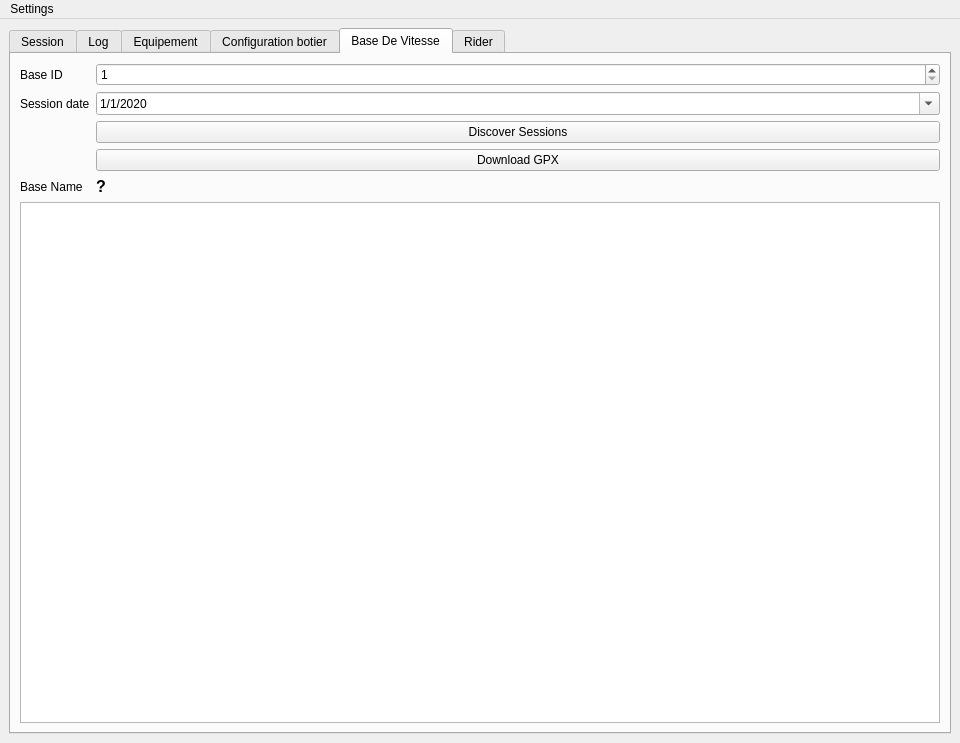
Above: seafoil-log-analyzer/ui/main_window.ui from ThomasLeMezo/seafoil-tools before the change. Below: the same form after it.
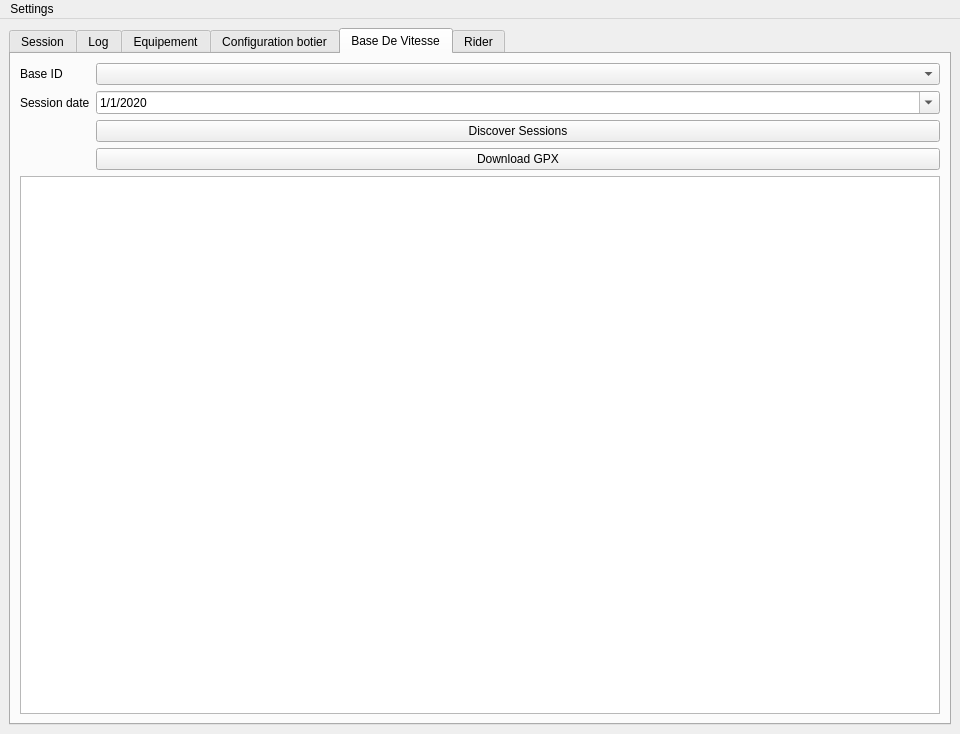
That is the form after the change. The open tabs and pages were chosen to show the change.

```diff
--- a/seafoil-log-analyzer/ui/main_window.ui
+++ b/seafoil-log-analyzer/ui/main_window.ui
@@ -7,7 +7,7 @@
     <x>0</x>
     <y>0</y>
     <width>960</width>
-    <height>743</height>
+    <height>734</height>
    </rect>
   </property>
   <property name="windowTitle">
@@ -468,55 +468,24 @@
         <string>Base De Vitesse</string>
        </attribute>
        <layout class="QFormLayout" name="formLayout_2">
-        <item row="2" column="1">
-         <widget class="QPushButton" name="pushButton_bdv_refresh">
+        <item row="0" column="0">
+         <widget class="QLabel" name="label_11">
           <property name="text">
-           <string>Discover Sessions</string>
-          </property>
-         </widget>
-        </item>
-        <item row="5" column="0" colspan="2">
-         <widget class="QTableWidget" name="tableWidget_bdv">
-          <property name="editTriggers">
-           <set>QAbstractItemView::NoEditTriggers</set>
-          </property>
-          <property name="selectionBehavior">
-           <enum>QAbstractItemView::SelectRows</enum>
-          </property>
-          <property name="showGrid">
-           <bool>false</bool>
-          </property>
-          <property name="rowCount">
-           <number>1</number>
-          </property>
-          <property name="columnCount">
-           <number>5</number>
-          </property>
-          <attribute name="horizontalHeaderVisible">
-           <bool>false</bool>
-          </attribute>
-          <attribute name="verticalHeaderVisible">
-           <bool>false</bool>
-          </attribute>
-          <row/>
-          <column/>
-          <column/>
-          <column/>
-          <column/>
-          <column/>
-         </widget>
-        </item>
-        <item row="3" column="1">
-         <widget class="QPushButton" name="pushButton_download_gpx">
-          <property name="text">
-           <string>Download GPX</string>
+           <string>Base ID</string>
           </property>
          </widget>
         </item>
         <item row="0" column="1">
-         <widget class="QSpinBox" name="spinBox_bdv_base_id">
-          <property name="minimum">
-           <number>1</number>
+         <widget class="QComboBox" name="comboBox_bdv_base_id">
+          <property name="currentText">
+           <string/>
+          </property>
+         </widget>
+        </item>
+        <item row="1" column="0">
+         <widget class="QLabel" name="label_12">
+          <property name="text">
+           <string>Session date</string>
           </property>
          </widget>
         </item>
@@ -540,39 +509,49 @@
           </property>
          </widget>
         </item>
-        <item row="0" column="0">
-         <widget class="QLabel" name="label_11">
+        <item row="2" column="1">
+         <widget class="QPushButton" name="pushButton_bdv_refresh">
           <property name="text">
-           <string>Base ID</string>
+           <string>Discover Sessions</string>
           </property>
          </widget>
         </item>
-        <item row="1" column="0">
-         <widget class="QLabel" name="label_12">
+        <item row="3" column="1">
+         <widget class="QPushButton" name="pushButton_download_gpx">
           <property name="text">
-           <string>Session date</string>
+           <string>Download GPX</string>
           </property>
          </widget>
         </item>
-        <item row="4" column="1">
-         <widget class="QLabel" name="label_13_bdv_name">
-          <property name="font">
-           <font>
-            <pointsize>12</pointsize>
-            <weight>75</weight>
-            <bold>true</bold>
-           </font>
+        <item row="4" column="0" colspan="2">
+         <widget class="QTableWidget" name="tableWidget_bdv">
+          <property name="editTriggers">
+           <set>QAbstractItemView::NoEditTriggers</set>
           </property>
-          <property name="text">
-           <string>?</string>
+          <property name="selectionBehavior">
+           <enum>QAbstractItemView::SelectRows</enum>
           </property>
-         </widget>
-        </item>
-        <item row="4" column="0">
-         <widget class="QLabel" name="label_14">
-          <property name="text">
-           <string>Base Name</string>
+          <property name="showGrid">
+           <bool>false</bool>
           </property>
+          <property name="rowCount">
+           <number>1</number>
+          </property>
+          <property name="columnCount">
+           <number>5</number>
+          </property>
+          <attribute name="horizontalHeaderVisible">
+           <bool>false</bool>
+          </attribute>
+          <attribute name="verticalHeaderVisible">
+           <bool>false</bool>
+          </attribute>
+          <row/>
+          <column/>
+          <column/>
+          <column/>
+          <column/>
+          <column/>
          </widget>
         </item>
        </layout>
@@ -582,14 +561,7 @@
         <string>Rider</string>
        </attribute>
        <layout class="QGridLayout" name="gridLayout">
-        <item row="0" column="1">
-         <widget class="QPushButton" name="pushButton_rider_up">
-          <property name="text">
-           <string>Up</string>
-          </property>
-         </widget>
-        </item>
-        <item row="0" column="0" rowspan="4">
+        <item row="0" column="0" rowspan="2">
          <widget class="QTableWidget" name="tableWidget_rider">
           <property name="editTriggers">
            <set>QAbstractItemView::NoEditTriggers</set>
@@ -624,20 +596,6 @@
           <column/>
          </widget>
         </item>
-        <item row="1" column="1">
-         <widget class="QPushButton" name="pushButton_rider_down">
-          <property name="text">
-           <string>Down</string>
-          </property>
-         </widget>
-        </item>
-        <item row="2" column="1">
-         <widget class="QPushButton" name="pushButton_rider_az">
-          <property name="text">
-           <string>Auto A-Z</string>
-          </property>
-         </widget>
-        </item>
        </layout>
       </widget>
      </widget>
```
